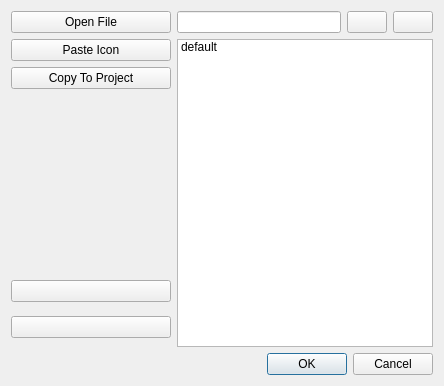
European-XFEL/Karabo, file src/pythonGui/displaywidgets/icons.ui: the form before one commit.
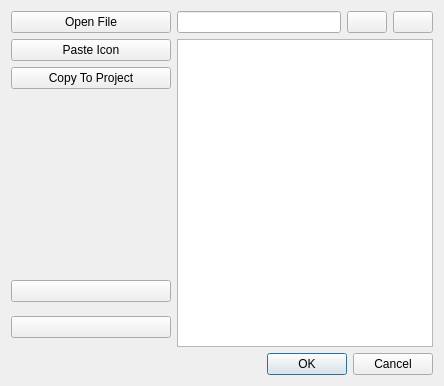
The form after the commit. Icons and pictures are not drawn. Custom widgets are drawn as their Qt base class.

Commit message:
improve icons widget code quality
make it more object-oriented. Probably also introduce bugs.

What changed in the file:
```diff
--- a/src/pythonGui/displaywidgets/icons.ui
+++ b/src/pythonGui/displaywidgets/icons.ui
@@ -266,13 +266,7 @@
         </layout>
        </item>
        <item>
-        <widget class="QListWidget" name="list">
-         <item>
-          <property name="text">
-           <string>default</string>
-          </property>
-         </item>
-        </widget>
+        <widget class="QListWidget" name="list"/>
        </item>
       </layout>
      </item>
```
The commit also changes 1 other file.
